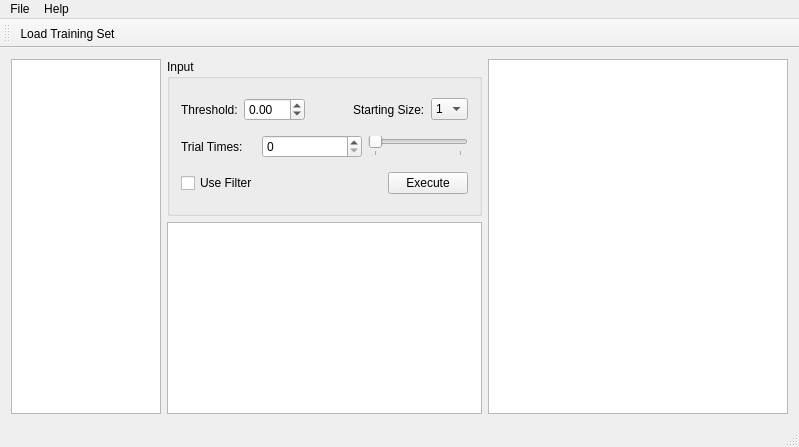
Above: mainwindow.ui from byronyi-deprecated/GUI before the change. Below: the same form after it.
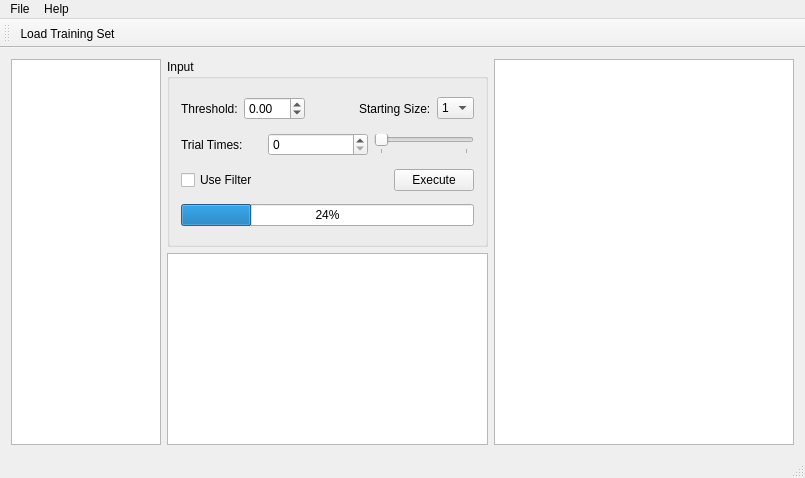
That is the form after the change. Icons and pictures are not drawn.

```diff
--- a/mainwindow.ui
+++ b/mainwindow.ui
@@ -6,8 +6,8 @@
    <rect>
     <x>0</x>
     <y>0</y>
-    <width>799</width>
-    <height>447</height>
+    <width>805</width>
+    <height>478</height>
    </rect>
   </property>
   <property name="windowTitle">
@@ -235,6 +235,13 @@
            </item>
           </layout>
          </item>
+         <item>
+          <widget class="QProgressBar" name="progressBar">
+           <property name="value">
+            <number>24</number>
+           </property>
+          </widget>
+         </item>
         </layout>
        </widget>
       </item>
@@ -279,7 +286,7 @@
     <rect>
      <x>0</x>
      <y>0</y>
-     <width>799</width>
+     <width>805</width>
      <height>25</height>
     </rect>
    </property>
```
Left out of the diff: 2 changed lines with no effect on the pictures.
